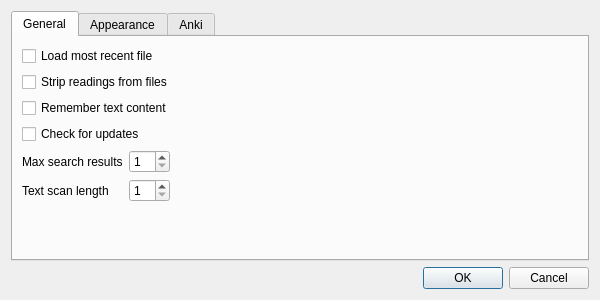
FooSoft/yomichan-anki, file ui/preferences.ui: the form before one commit.
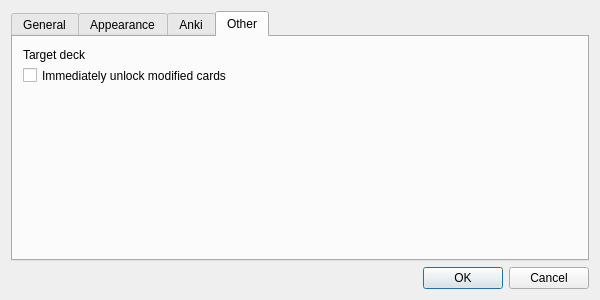
The form after the commit.

```diff
--- a/ui/preferences.ui
+++ b/ui/preferences.ui
@@ -17,7 +17,7 @@
    <item>
     <widget class="QTabWidget" name="tabWidget">
      <property name="currentIndex">
-      <number>0</number>
+      <number>3</number>
      </property>
      <widget class="QWidget" name="tabGeneral">
       <attribute name="title">
@@ -283,6 +283,37 @@
        </item>
       </layout>
      </widget>
+     <widget class="QWidget" name="tabSubs">
+      <attribute name="title">
+       <string>Other</string>
+      </attribute>
+      <widget class="QLabel" name="label_5">
+       <property name="geometry">
+        <rect>
+         <x>10</x>
+         <y>10</y>
+         <width>141</width>
+         <height>16</height>
+        </rect>
+       </property>
+       <property name="text">
+        <string>Target deck</string>
+       </property>
+      </widget>
+      <widget class="QCheckBox" name="checkUnlockVocab">
+       <property name="geometry">
+        <rect>
+         <x>10</x>
+         <y>30</y>
+         <width>207</width>
+         <height>17</height>
+        </rect>
+       </property>
+       <property name="text">
+        <string>Immediately unlock modified cards</string>
+       </property>
+      </widget>
+     </widget>
     </widget>
    </item>
    <item>
```
